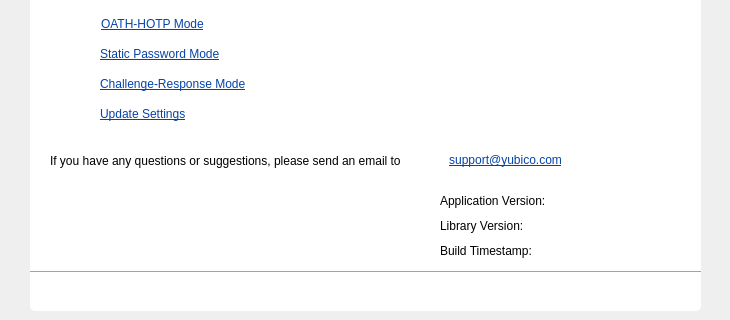
Qt form src/ui/aboutpage.ui (Yubico/yubikey-personalization-gui) before a commit; both pictures show x 0 to 730 and y 219 to 539 of the 730 by 650 pixel window.
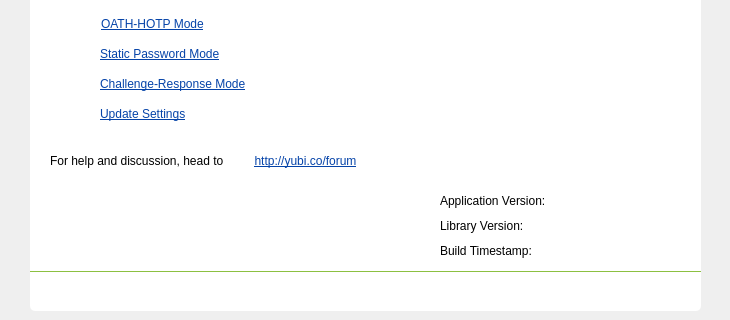
The same form after that commit. Icons and pictures are not drawn.

Commit message: Update Link for Help and Discussion

```diff
--- a/src/ui/aboutpage.ui
+++ b/src/ui/aboutpage.ui
@@ -453,19 +453,19 @@
      <rect>
       <x>20</x>
       <y>290</y>
-      <width>385</width>
+      <width>191</width>
       <height>20</height>
      </rect>
     </property>
     <property name="text">
-     <string>If you have any questions or suggestions, please send an email to</string>
+     <string>For help and discussion, head to</string>
     </property>
    </widget>
    <widget class="QPushButton" name="supportBtn">
     <property name="geometry">
      <rect>
-      <x>410</x>
-      <y>289</y>
+      <x>210</x>
+      <y>290</y>
       <width>131</width>
       <height>20</height>
      </rect>
@@ -494,7 +494,7 @@
 color: rgb(5, 67, 168);</string>
     </property>
     <property name="text">
-     <string>support@yubico.com</string>
+     <string>http://yubi.co/forum</string>
     </property>
     <property name="autoDefault">
      <bool>false</bool>
```
